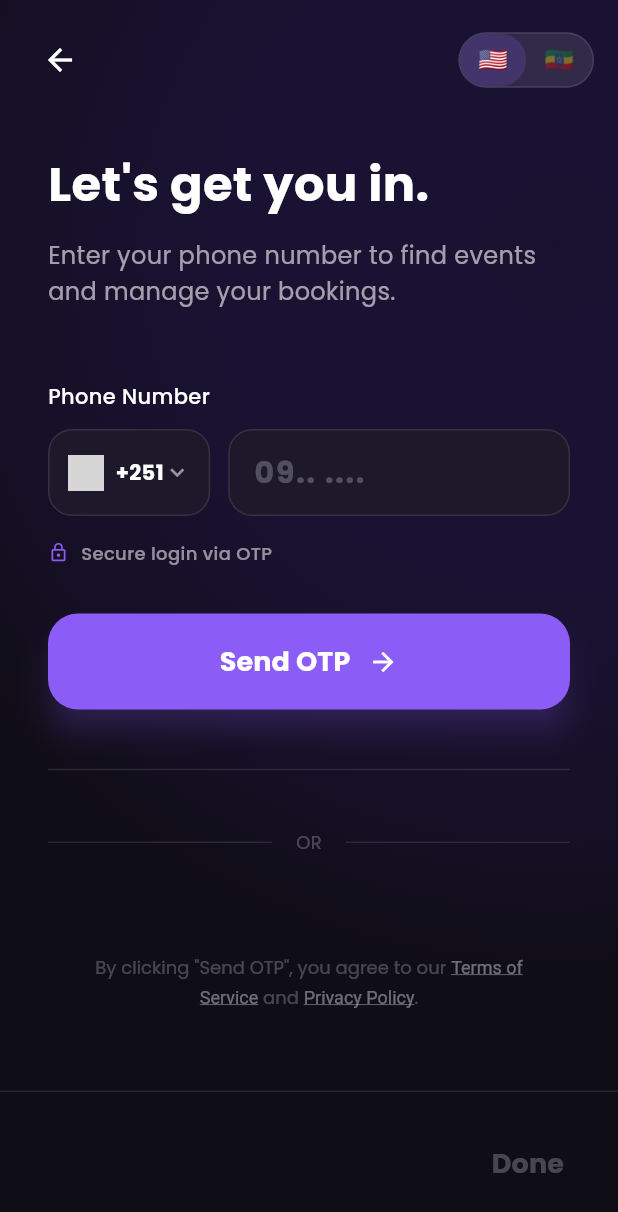
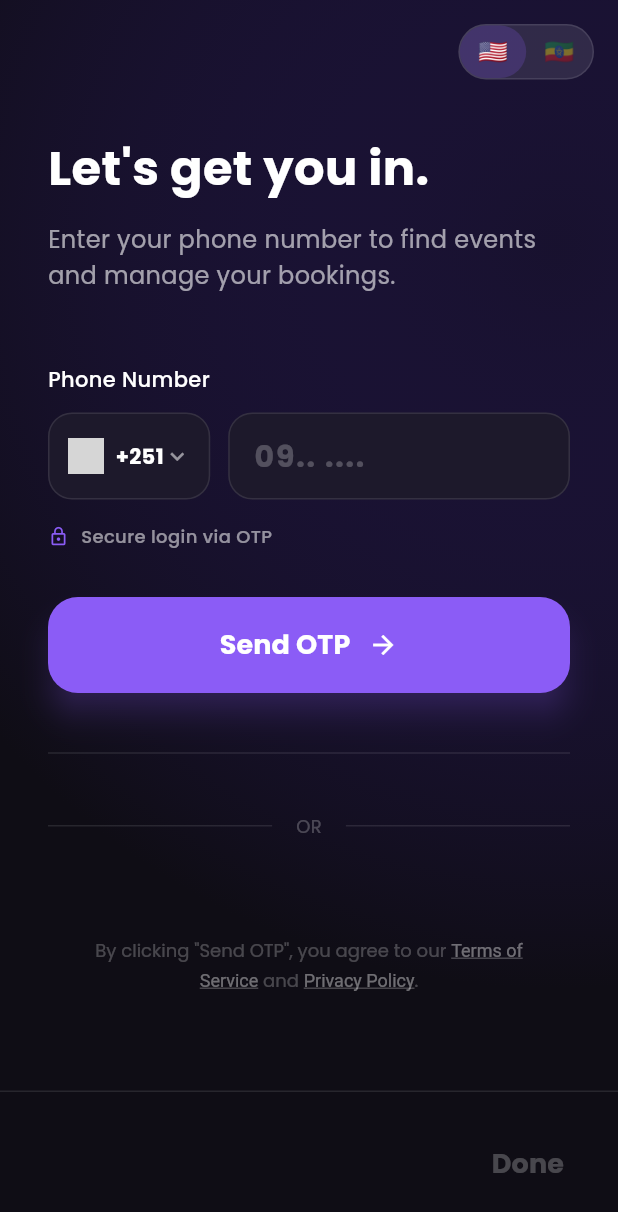
Before and after one commit to DawitFikad/kora-app, a Flutter app: the LoginScreen screen opened by its route, on a phone screen of 412 x 824 dp. Shown: the top 1212 px of the screen. Run offline on Flutter 3.47's test engine with Material 3 defaults, Android fonts, the phone set to English and light mode, and no system bars; our stand-ins replace cached_network_image, connectivity_plus, dio, easy_localization, flutter_riverpod, go_router and 8 more; missing offline and left inert: mobile_scanner; accounts and stored records are empty; network calls fail; project files that could hold a hidden picture were left out; grey boxes are pictures that could not be loaded.

Commit message:
Removed the login back arrow in

```diff
--- a/app/mobile/lib/features/auth/presentation/login_screen.dart
+++ b/app/mobile/lib/features/auth/presentation/login_screen.dart
@@ -88,12 +88,8 @@ class _LoginScreenState extends ConsumerState<LoginScreen> {
                 Padding(
                   padding: const EdgeInsets.symmetric(horizontal: 16, vertical: 16),
                   child: Row(
-                    mainAxisAlignment: MainAxisAlignment.spaceBetween,
+                    mainAxisAlignment: MainAxisAlignment.end,
                     children: [
-                      IconButton(
-                        icon: const Icon(Icons.arrow_back, color: Colors.white),
-                        onPressed: () => Navigator.pop(context),
-                      ),
                       // Language Switcher
                       Container(
                         decoration: BoxDecoration(
--- a/app/mobile/lib/features/profile/presentation/profile_screen.dart
+++ b/app/mobile/lib/features/profile/presentation/profile_screen.dart
@@ -56,6 +56,7 @@ class ProfileScreen extends ConsumerWidget {
     final isDark = Theme.of(context).brightness == Brightness.dark;
     showDialog(
       context: context,
+      useRootNavigator: true,
       builder: (ctx) => AlertDialog(
         backgroundColor: isDark ? const Color(0xFF1D192B) : Colors.white,
         shape: RoundedRectangleBorder(borderRadius: BorderRadius.circular(20)),
--- a/app/mobile/lib/features/tickets/presentation/my_tickets_screen.dart
+++ b/app/mobile/lib/features/tickets/presentation/my_tickets_screen.dart
@@ -533,8 +533,7 @@ class _LargeTicketCard extends StatelessWidget {
                       ],
                     ),
                     TextButton(
-                      onPressed: () => Navigator.push(
-                        context,
+                      onPressed: () => Navigator.of(context, rootNavigator: true).push(
                         MaterialPageRoute(builder: (context) => TicketDetailScreen(ticket: ticket)),
                       ),
                       child: Text(
```
